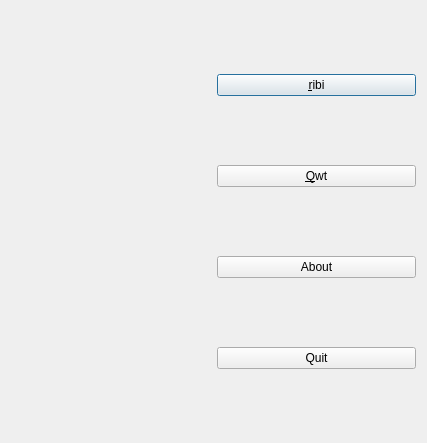
This is Tools/ToolSurfacePlotter/qtsurfaceplottermenudialog.ui in richelbilderbeek/ProjectRichelBilderbeek as Qt 5 draws it before an edit. The edited form follows.
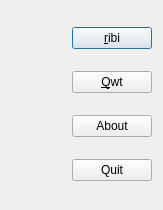
This is the edited form. Icons and pictures are not drawn.

What changed in the file:
```diff
--- a/Tools/ToolSurfacePlotter/qtsurfaceplottermenudialog.ui
+++ b/Tools/ToolSurfacePlotter/qtsurfaceplottermenudialog.ui
@@ -6,8 +6,8 @@
    <rect>
     <x>0</x>
     <y>0</y>
-    <width>427</width>
-    <height>443</height>
+    <width>163</width>
+    <height>210</height>
    </rect>
   </property>
   <property name="windowTitle">
```
Left out of the diff: 15 changed lines with no effect on the pictures.
